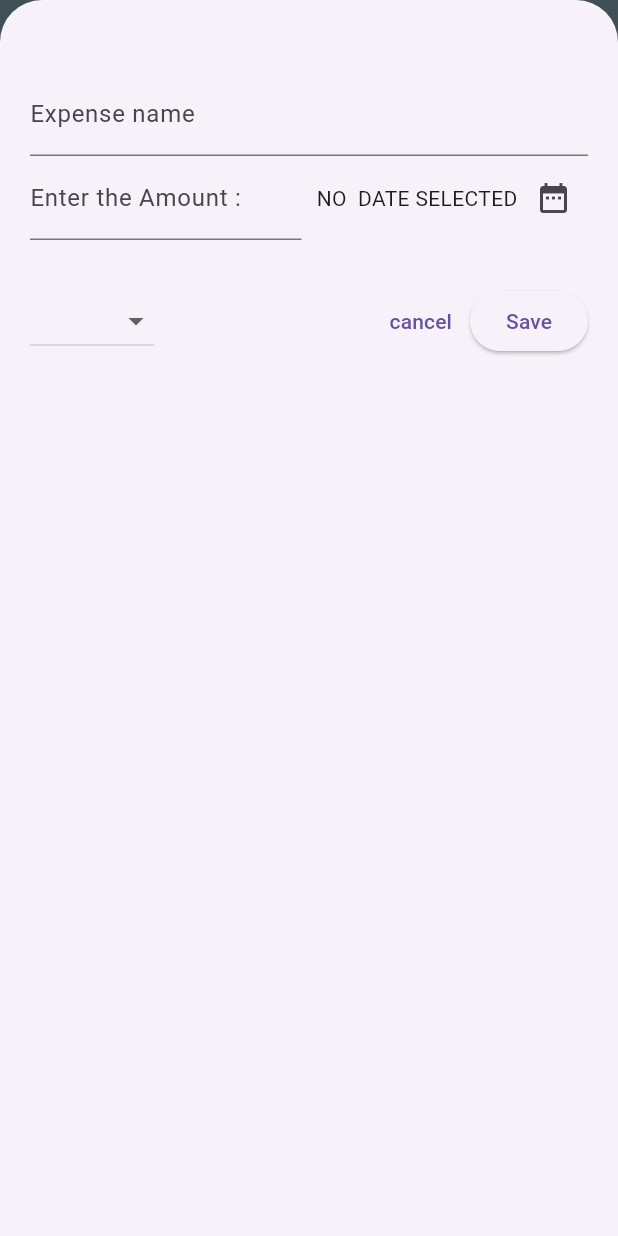
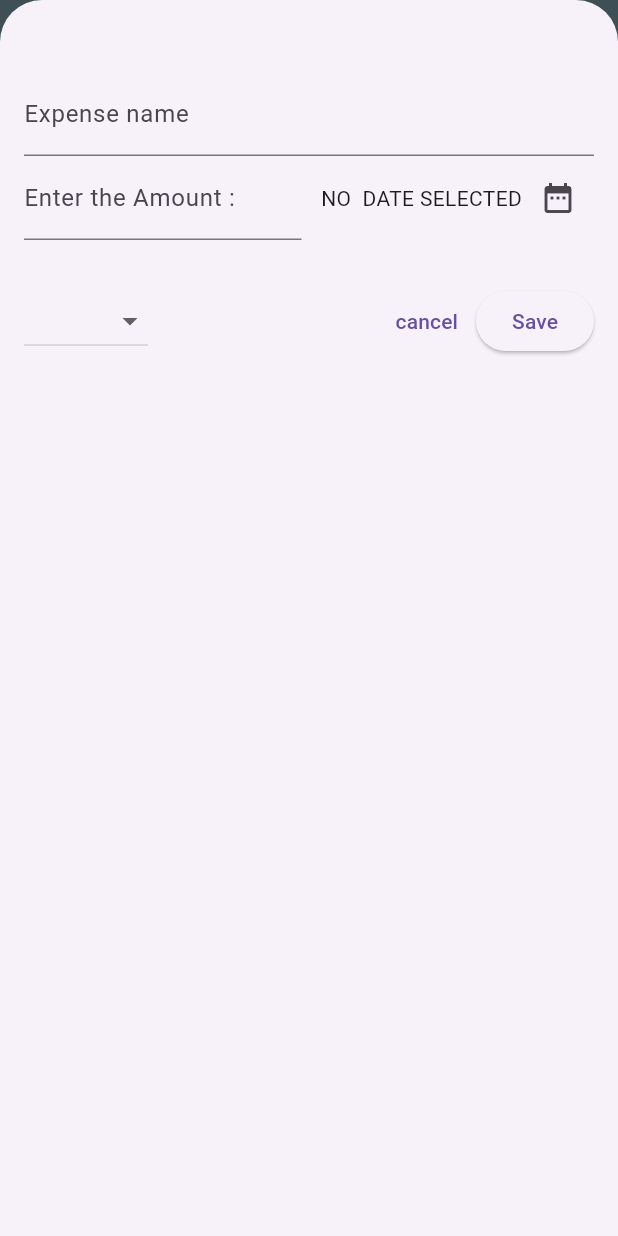
Before and after one commit to AaKaShhhhhhhhh/expense_tracker, a Flutter app: the screen it shows after launch, after a tap on the "add" icon, on a phone screen of 412 x 824 dp. Run offline on Flutter 3.47's test engine with Material 3 defaults, Android fonts, the phone set to English and light mode, and no system bars.

Commit message:
basic app complete

```diff
--- a/lib/main.dart
+++ b/lib/main.dart
@@ -3,7 +3,8 @@ import 'package:flutter/material.dart';
 
 void main(){
   runApp(
-    const MaterialApp(
+    MaterialApp(
+      theme: ThemeData().copyWith(),
      home: Expenses(),
     ),
   );
--- a/lib/widgets/add_expenses.dart
+++ b/lib/widgets/add_expenses.dart
@@ -52,6 +52,7 @@ showDialog(context: context, builder: (ctx) => AlertDialog(
       Navigator.pop(ctx);
     },
     child: const Text("Okay"),)
+
   ],
 )
 );
@@ -61,6 +62,8 @@ return;
   amaount: enteredamount,
   data: _pickeddate!,
   category: _selectedexpense));
+
+  Navigator.pop(context);
 }
 
 @override
@@ -76,7 +79,7 @@ super.dispose();
 
   Widget build(BuildContext context){
 
-    return Padding(padding: EdgeInsets.fromLTRB(20,48,20,20),
+    return Padding(padding: EdgeInsets.fromLTRB(16,48,16,16),
     child: Column(
       children: [
         TextField(
@@ -144,6 +147,7 @@ super.dispose();
               onPressed:
               _storeexpensedata,
 
+
               child: Text("Save"))
           ],
         ),
--- a/lib/widgets/expense.dart
+++ b/lib/widgets/expense.dart
@@ -30,14 +30,31 @@ class _ExpenseState extends State<Expenses>{
   });}
 
   void removeexpense( Exp expense){
+    final expenseindex = _registeredExpence.indexOf(expense);
     setState(() {
       _registeredExpence.remove(expense);
     });
+    ScaffoldMessenger.of(context).clearSnackBars();
+    ScaffoldMessenger.of(context).showSnackBar(
+      SnackBar(
+        duration:  Duration(seconds: 2),
+        content:  Text("COMTENT DELETED"),
+        action: SnackBarAction(label: "Undo", onPressed: (){
+          setState(() {
+            _registeredExpence.insert(expenseindex, expense);
+          });
+        }),
+        )
+        );
   }
 
   void _openexpenseoverlay(){
 
-    showModalBottomSheet(context: context, builder: (builder){return AddExpenses(onAddExpense: addExpense,);},
+    showModalBottomSheet(context: context,
+    builder: (builder){
+      return AddExpenses(
+        onAddExpense: addExpense,);},
+
     isScrollControlled: true
 
 
@@ -48,6 +65,14 @@ class _ExpenseState extends State<Expenses>{
   @override
 
   Widget build(BuildContext context){
+    Widget mainContent = const Center(child: Text("NO DATA YET , ADD DATA !"),) ;
+
+    if(_registeredExpence.isNotEmpty){
+      mainContent = Expenseslist(
+        expenses:  _registeredExpence,
+        onRemoveexpense: removeexpense,);
+
+    }
 
 return  Scaffold(
   appBar: AppBar(
@@ -60,7 +85,7 @@ return  Scaffold(
   body: Column(
     children: [
       Text("The Chart"),
-      Expanded(child : Expenseslist(expenses:  _registeredExpence, onRemoveexpense: removeexpense,))
+      Expanded(child : mainContent  )
     ],
   ),
 );
```
